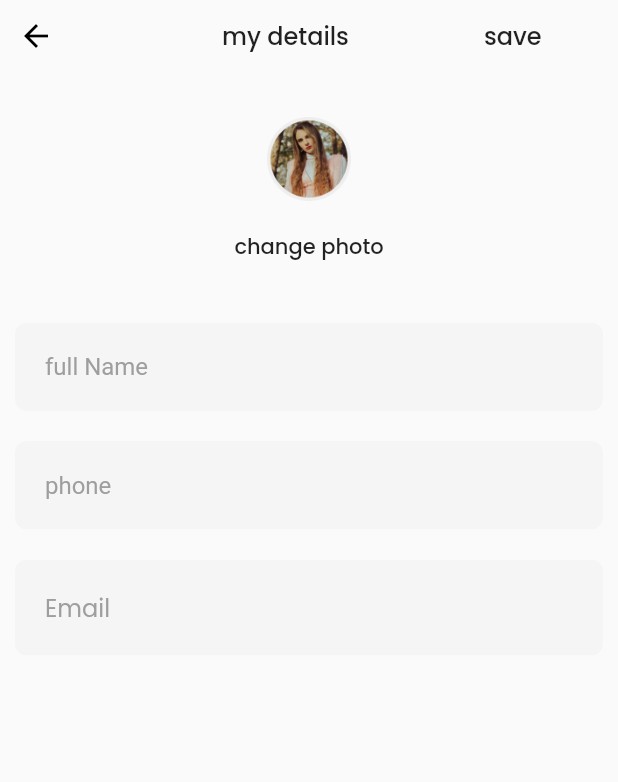
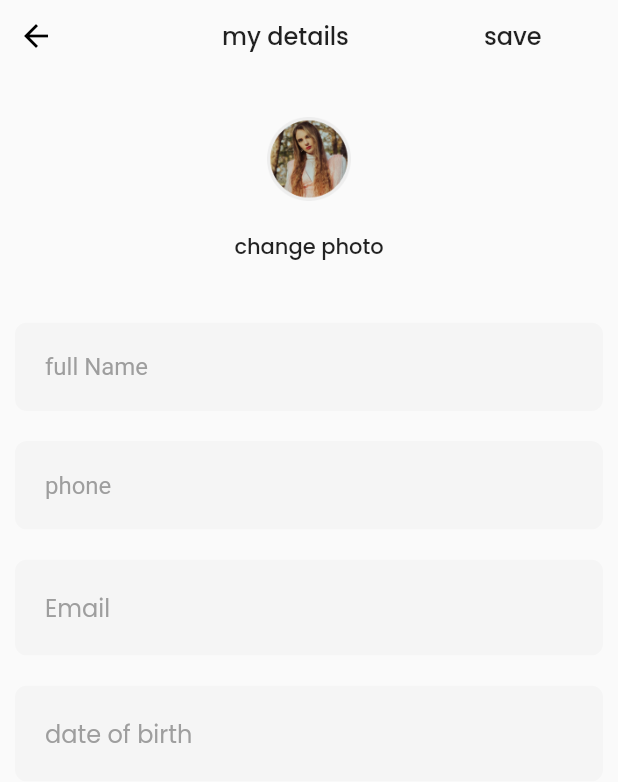
Before and after one commit to krushikapolra45/ulmo, a Flutter app: the AccountScreen screen opened directly, after a tap on "my details", on a phone screen of 412 x 824 dp. Shown: the top 782 px of the screen. Run offline on Flutter 3.47's test engine with Material 2 defaults, Android fonts, the light colour scheme and no system bars; our stand-ins replace image_picker, pin_code_fields; Roboto replaces fonts that are missing (sf-pro-display-cufonfonts).

Commit message:
change screen

```diff
--- a/lib/account_screen.dart
+++ b/lib/account_screen.dart
@@ -30,16 +30,16 @@ class _AccountScreenState extends State<AccountScreen> {
         child: Column(
           children: [
             Padding(
-              padding: EdgeInsets.all(8.0),
+              padding: const EdgeInsets.all(8.0),
               child: GestureDetector(
                 onTap: () {
                   Navigator.push(
                       context,
                       MaterialPageRoute(
-                        builder: (context) => SettingScreen(),
+                        builder: (context) => const SettingScreen(),
                       ));
                 },
-                child: Row(
+                child: const Row(
                   mainAxisAlignment: MainAxisAlignment.end,
                   children: [
                     Icon(
@@ -51,7 +51,7 @@ class _AccountScreenState extends State<AccountScreen> {
                 ),
               ),
             ),
-            Padding(
+            const Padding(
               padding: EdgeInsets.all(8.0),
               child: Align(
                 alignment: Alignment.topLeft,
@@ -75,8 +75,8 @@ class _AccountScreenState extends State<AccountScreen> {
                     width: 36,
                     height: 36,
                   ),
-                  SizedBox(width: 10),
-                  Column(
+                  const SizedBox(width: 10),
+                  const Column(
                     crossAxisAlignment: CrossAxisAlignment.start,
                     children: [
                       Text(
@@ -102,23 +102,23 @@ class _AccountScreenState extends State<AccountScreen> {
               ),
             ),
             Padding(
-              padding: EdgeInsets.all(8.0),
+              padding: const EdgeInsets.all(8.0),
               child: Row(
                 children: [
-                  Icon(
+                  const Icon(
                     Icons.shopping_bag_outlined,
                     size: 20,
                   ),
-                  SizedBox(width: 10),
+                  const SizedBox(width: 10),
                   GestureDetector(
                     onTap: () {
                       Navigator.push(
                           context,
                           MaterialPageRoute(
-                            builder: (context) => MyOrdersScreen(),
+                            builder: (context) => const MyOrdersScreen(),
                           ));
                     },
-                    child: Text(
+                    child: const Text(
                       "my order",
                       style: TextStyle(
                         color: Color(0xFF212121),
@@ -128,33 +128,33 @@ class _AccountScreenState extends State<AccountScreen> {
                       ),
                     ),
                   ),
-                  Spacer(),
-                  Text(
+                  const Spacer(),
+                  const Text(
                     "14",
                     style: TextStyle(color: Color(0xFF9E9E9E), fontSize: 16),
                   ),
                 ],
               ),
             ),
-            SizedBox(height: 20),
+            const SizedBox(height: 20),
             Padding(
-              padding: EdgeInsets.all(8.0),
+              padding: const EdgeInsets.all(8.0),
               child: Row(
                 children: [
-                  Icon(
+                  const Icon(
                     Icons.person_outline,
                     size: 20,
                   ),
-                  SizedBox(width: 10),
+                  const SizedBox(width: 10),
                   GestureDetector(
                     onTap: () {
                       Navigator.push(
                           context,
                           MaterialPageRoute(
-                            builder: (context) => MyDetailsScreen(),
+                            builder: (context) => const MyDetailsScreen(),
                           ));
                     },
-                    child: Text(
+                    child: const Text(
                       "my details",
                       style: TextStyle(
                         color: Color(0xFF212121),
@@ -167,25 +167,25 @@ class _AccountScreenState extends State<AccountScreen> {
                 ],
               ),
             ),
-            SizedBox(height: 20),
+            const SizedBox(height: 20),
             Padding(
-              padding: EdgeInsets.all(8.0),
+              padding: const EdgeInsets.all(8.0),
               child: Row(
                 children: [
-                  Icon(
+                  const Icon(
                     Icons.pin_drop_outlined,
                     size: 20,
                   ),
-                  SizedBox(width: 10),
+                  const SizedBox(width: 10),
                   GestureDetector(
                     onTap: () {
                       Navigator.push(
                           context,
                           MaterialPageRoute(
-                            builder: (context) => AddressBookScreen(),
+                            builder: (context) => const AddressBookScreen(),
                           ));
                     },
-                    child: Text(
+                    child: const Text(
                       "address book",
                       style: TextStyle(
                         color: Color(0xFF212121),
@@ -198,10 +198,17 @@ class _AccountScreenState extends State<AccountScreen> {
                 ],
               ),
             ),
-            SizedBox(height: 20),
+            const SizedBox(height: 20),
             Padding(
-              padding: EdgeInsets.all(8.0),
-              child: GestureDetector(
+              padding: const EdgeInsets.all(8.0),
+              child: Row(
+                children: [
+                  Icon(
+                    Icons.payment_rounded,
+                    size: 20,
+                  ),
+                  SizedBox(width: 10),
+                  GestureDetector(
                     onTap: () {
                       Navigator.push(
                           context,
@@ -209,14 +216,7 @@ class _AccountScreenState extends State<AccountScreen> {
                             builder: (context) => NewPaymentMethodScreen(),
                           ));
                     },
-                child: Row(
-                  children: [
-                    Icon(
-                      Icons.payment_rounded,
-                      size: 20,
-                    ),
-                    SizedBox(width: 10),
-                    Text(
+                    child: Text(
                       "payment methods",
                       style: TextStyle(
                         color: Color(0xFF212121),
@@ -225,12 +225,12 @@ class _AccountScreenState extends State<AccountScreen> {
                         fontFamily: "Poppins",
                       ),
                     ),
+                  ),
                 ],
               ),
             ),
-            ),
-            SizedBox(height: 20),
-            Padding(
+            const SizedBox(height: 20),
+            const Padding(
               padding: EdgeInsets.all(8.0),
               child: Row(
                 children: [
--- a/lib/address_screen.dart
+++ b/lib/address_screen.dart
@@ -210,7 +210,7 @@ class _AddressScreenState extends State<AddressScreen> {
                                   builder: (context) => const DeliveryCountryScreen(),
                                 ));
                           },
-                          child: const Icon(Icons.arrow_forward_ios_outlined)),
+                          child: const Icon(Icons.arrow_forward_ios_outlined),),
                     ],
                   ),
                 ),
--- a/lib/main.dart
+++ b/lib/main.dart
@@ -1,5 +1,6 @@
 import 'package:flutter/material.dart';
-import 'package:ulmo/new_payment_method_screen.dart';
+
+import 'sign_out__popover_screen.dart';
 
 void main() {
   runApp(const MyApp());
@@ -20,7 +21,7 @@ class MyApp extends StatelessWidget {
           ),
       // initialRoute: Routename.initialRoute,
       // routes: AppRoute().approutes,
-      home: const NewPaymentMethodScreen(),
+      home: const SignOutPopoverScreen(),
     );
   }
 }
--- a/lib/my_details_screen.dart
+++ b/lib/my_details_screen.dart
@@ -119,6 +119,37 @@ class _MyDetailsScreenState extends State<MyDetailsScreen> {
                 ),
               ),
             ),
+            Padding(
+              padding: const EdgeInsets.all(10),
+              child: ClipRRect(
+                borderRadius: const BorderRadius.all(
+                  Radius.circular(8),
+                ),
+                child: TextFormField(
+                  validator: (value) {
+                    if (!RegExp(r"(?:19|20)\d\d").hasMatch(value!)) {
+                      return "Please enter valid birthdate";
+                    }
+                    return null;
+                  },
+                  decoration: const InputDecoration(
+                    contentPadding: EdgeInsets.all(20),
+                    isDense: true,
+                    border: InputBorder.none,
+                    hintText: "date of birth",
+                    filled: true,
+                    fillColor: Color(0xFFF5F5F5),
+                    hintStyle: TextStyle(
+                      color: Color(0xFF9E9E9E),
+                      fontSize: 16,
+                      fontWeight: FontWeight.w400,
+                      fontFamily: "Poppins",
+                    ),
+                  ),
+                  onTap: () {},
+                ),
+              ),
+            ),
           ],
         ),
       ),
--- a/lib/profile_setup_screen.dart
+++ b/lib/profile_setup_screen.dart
@@ -73,7 +73,7 @@ class _ProfileSetupScreenState extends State<ProfileSetupScreen> {
                             clipBehavior: Clip.antiAlias,
                             decoration: BoxDecoration(
                               shape: BoxShape.circle,
-                              border: Border.all(color: Color(0xFFEEEEEE)),
+                              border: Border.all(color: const Color(0xFFEEEEEE)),
                             ),
                             child: image != null
                                 ? Image.file(
@@ -88,7 +88,7 @@ class _ProfileSetupScreenState extends State<ProfileSetupScreen> {
                       ],
                     ),
                   ),
-                  Text(
+                  const Text(
                     "Upload photo",
                     style: TextStyle(
                       color: Color(0xFF212121),
```
Also changed, not shown: lib/address_book_screen.dart (+14 -7 lines), lib/filter_option_screen.dart (+22 -7 lines), lib/sign_out__popover_screen.dart (added, +96 -0 lines), lib/sms_code_screen.dart (+9 -5 lines). Lines whose indentation alone changed are shown as unchanged.
